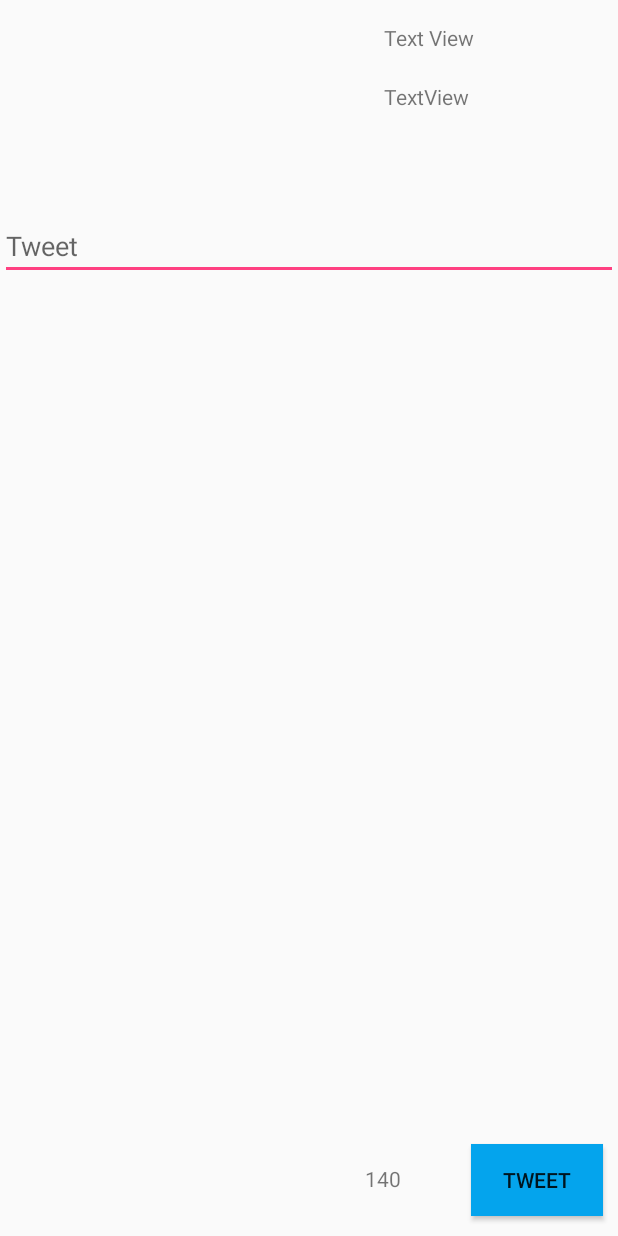
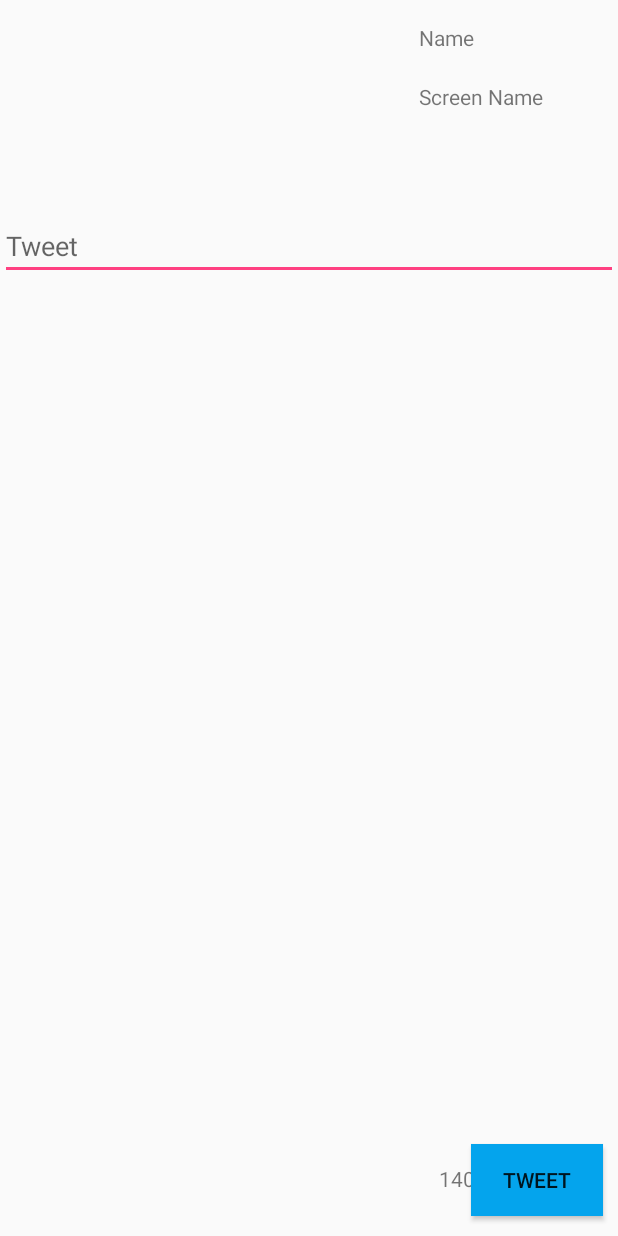
Before and after one commit to varshinim/SimpleTweets, an Android app: the layout dialog_compose.xml on its own in the app's theme, with its tools: preview values and no code run, on a phone screen of 412 x 824 dp. Run offline under Robolectric (Android 15) with nearby library versions, the phone set to English and light mode, and no system bars.

```diff
--- a/app/src/main/java/com/codepath/apps/restclienttemplate/TwitterClient.java
+++ b/app/src/main/java/com/codepath/apps/restclienttemplate/TwitterClient.java
@@ -54,7 +54,7 @@ public class TwitterClient extends OAuthBaseClient {
 		client.get(apiUrl, params, handler);
 	}
 
-	public void getOtherUserHomeTimeline(String screenname, long maxId,AsyncHttpResponseHandler handler) {
+	public void getFavorites(String screenname, long maxId,AsyncHttpResponseHandler handler) {
 		String apiUrl = getApiUrl("favorites/list.json");
 		// Can specify query string params directly or through RequestParams.
 		RequestParams params = new RequestParams();
--- a/app/src/main/java/com/codepath/apps/restclienttemplate/activity/OthersProfileActivity.java
+++ b/app/src/main/java/com/codepath/apps/restclienttemplate/activity/OthersProfileActivity.java
@@ -1,7 +1,6 @@
 package com.codepath.apps.restclienttemplate.activity;
 
 import android.support.design.widget.TabLayout;
-import android.support.v4.app.FragmentTransaction;
 import android.support.v4.view.ViewPager;
 import android.support.v7.app.AppCompatActivity;
 import android.os.Bundle;
@@ -14,10 +13,6 @@ import com.codepath.apps.restclienttemplate.R;
 import com.codepath.apps.restclienttemplate.TwitterApp;
 import com.codepath.apps.restclienttemplate.TwitterClient;
 import com.codepath.apps.restclienttemplate.adapters.OtherUserTweetPagerAdapter;
-import com.codepath.apps.restclienttemplate.adapters.TweetsPagerAdapter;
-import com.codepath.apps.restclienttemplate.fragments.OtherUserTimelineFragment;
-import com.codepath.apps.restclienttemplate.fragments.OtherUserTweetsListFragment;
-import com.codepath.apps.restclienttemplate.fragments.UserTimelineFragment;
 import com.codepath.apps.restclienttemplate.models.User;
 import com.loopj.android.http.JsonHttpResponseHandler;
 
--- a/app/src/main/java/com/codepath/apps/restclienttemplate/activity/TimelineActivity.java
+++ b/app/src/main/java/com/codepath/apps/restclienttemplate/activity/TimelineActivity.java
@@ -55,9 +55,9 @@ public class TimelineActivity extends AppCompatActivity implements TweetsListFra
         // Make sure the toolbar exists in the activity and is not null
         setSupportActionBar(toolbar);
         getSupportActionBar().setDisplayShowTitleEnabled(false);
-        //getSupportActionBar().setDisplayShowHomeEnabled(true);
-        //getSupportActionBar().setLogo(R.drawable.twitter_icon);
-        //getSupportActionBar().setDisplayUseLogoEnabled(true);
+        // getSupportActionBar().setDisplayShowHomeEnabled(true);
+        // getSupportActionBar().setLogo(R.drawable.twitter_icon);
+        // getSupportActionBar().setDisplayUseLogoEnabled(true);
 
         client = TwitterApp.getRestClient();
         getUser();
--- a/app/src/main/java/com/codepath/apps/restclienttemplate/adapters/OtherUserTweetPagerAdapter.java
+++ b/app/src/main/java/com/codepath/apps/restclienttemplate/adapters/OtherUserTweetPagerAdapter.java
@@ -5,7 +5,7 @@ import android.support.v4.app.Fragment;
 import android.support.v4.app.FragmentManager;
 import android.support.v4.app.FragmentPagerAdapter;
 
-import com.codepath.apps.restclienttemplate.fragments.OtherUserTimelineFragment;
+import com.codepath.apps.restclienttemplate.fragments.FavoritesFragment;
 import com.codepath.apps.restclienttemplate.fragments.OtherUserTweetsListFragment;
 
 public class OtherUserTweetPagerAdapter extends FragmentPagerAdapter {
@@ -32,7 +32,7 @@ public class OtherUserTweetPagerAdapter extends FragmentPagerAdapter {
         if(position == 0) {
             return OtherUserTweetsListFragment.newInstance(screenName);
         } else if(position == 1){
-            return OtherUserTimelineFragment.newInstance(screenName);
+            return FavoritesFragment.newInstance(screenName);
         } else {
             return null;
         }
--- a/app/src/main/res/layout/dialog_compose.xml
+++ b/app/src/main/res/layout/dialog_compose.xml
@@ -21,7 +21,7 @@
         android:layout_height="wrap_content"
         android:layout_marginTop="15dp"
         android:layout_marginRight="5dp"
-        android:text="Text View"
+        android:text="@string/name"
         android:layout_toStartOf="@+id/ivImage" />
 
     <TextView
@@ -32,13 +32,13 @@
         android:layout_below="@+id/tvName"
         android:layout_marginTop="20dp"
         android:layout_marginRight="15dp"
-        android:text="TextView" />
+        android:text="@string/screen_name" />
 
     <Button
         android:id="@+id/btnTweet"
         android:layout_width="wrap_content"
         android:layout_height="wrap_content"
-        android:text="Tweet"
+        android:text="@string/tweet"
         android:layout_marginLeft="10dp"
         android:layout_marginRight="10dp"
         android:layout_alignParentBottom="true"
@@ -55,7 +55,7 @@
         android:layout_below="@+id/ivImage"
         android:layout_marginTop="66dp"
         android:ems="10"
-        android:hint="Tweet" />
+        android:hint="@string/tweet" />
 
     <TextView
         android:id="@+id/tvCharCount"
@@ -65,6 +65,6 @@
         android:layout_alignTop="@+id/btnTweet"
         android:layout_marginRight="45dp"
         android:layout_marginTop="13dp"
-        android:text="140" />
+        android:text="@string/count" />
 
 </RelativeLayout>
--- a/app/src/main/res/layout/toolbar_main.xml
+++ b/app/src/main/res/layout/toolbar_main.xml
@@ -12,6 +12,11 @@
         android:layout_height="wrap_content"
         app:titleTextColor="@android:color/white"
         android:background="?attr/colorPrimary">
+
+        <ImageView
+            android:layout_width="50dp"
+            android:layout_height="50dp"
+            android:src="@drawable/twitter_icon"/>
     </android.support.v7.widget.Toolbar>
 
 </LinearLayout>
--- a/app/src/main/res/values/strings.xml
+++ b/app/src/main/res/values/strings.xml
@@ -6,5 +6,15 @@
     <string name="intent_scheme">oauth</string>
     <string name="intent_host">cprest</string>
     <string name="title_activity_timeline">TimelineActivity</string>
+    <string name="name">Name</string>
+    <string name="user_name">User Name</string>
+    <string name="screen_name">Screen Name</string>
+    <string name="body">Body</string>
+    <string name="time_stamp">Time Stamp</string>
+    <string name="tag_line">Tagline</string>
+    <string name="followers">Followers</string>
+    <string name="following">Following</string>
+    <string name="tweet">Tweet</string>
+    <string name="count">140</string>
 
 </resources>
```
Also changed, not shown: app/src/main/java/com/codepath/apps/restclienttemplate/fragments/FavoritesFragment.java (renamed from app/src/main/java/com/codepath/apps/restclienttemplate/fragments/OtherUserTimelineFragment.java, +4 -4 lines), app/src/main/res/layout/activity_others_profile.xml (+4 -4 lines), app/src/main/res/layout/activity_profile.xml (+4 -4 lines), app/src/main/res/layout/item_tweet.xml (+4 -4 lines), app/src/main/res/drawable-mdpi/twitter_icon1.png (added), 1 other file.
